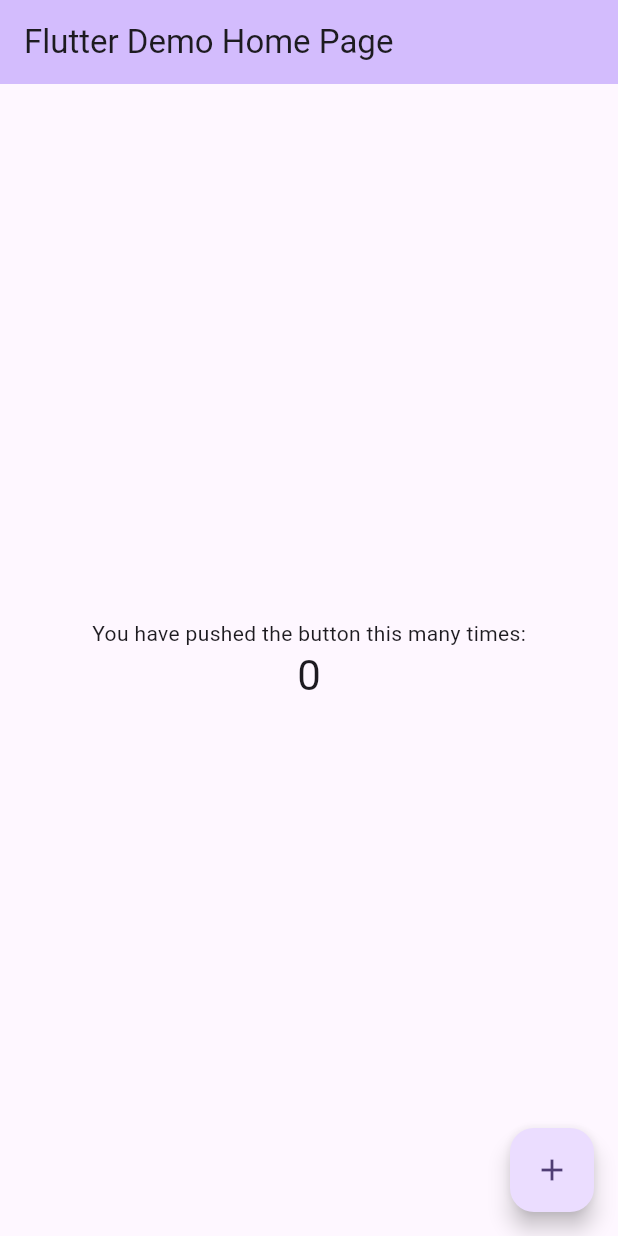
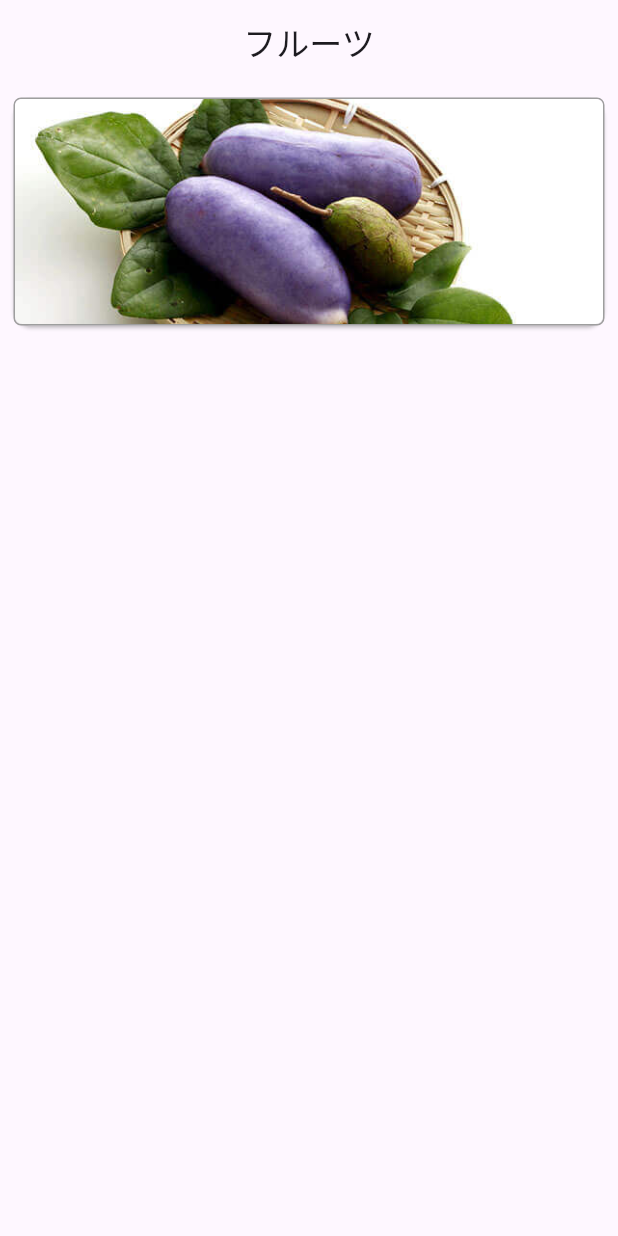
Before and after one commit to Ierllow/frufav, a Flutter app: the screen it shows after launch, on a phone screen of 412 x 824 dp. Run offline on Flutter 3.47's test engine with Material 3 defaults, Android fonts, the phone set to English and light mode, and no system bars; our stand-ins replace equatable, flutter_riverpod.

Commit message:
フルーツ一覧画面追加

```diff
--- a/lib/main.dart
+++ b/lib/main.dart
@@ -1,125 +1,22 @@
 import 'package:flutter/material.dart';
+import 'package:flutter_riverpod/flutter_riverpod.dart';
+import 'package:frufav/screen/fruits_list_screen.dart';
 
 void main() {
-  runApp(const MyApp());
+  runApp(const ProviderScope(child: _App()));
 }
 
-class MyApp extends StatelessWidget {
-  const MyApp({super.key});
+class _App extends StatelessWidget {
+  const _App();
 
-  // This widget is the root of your application.
   @override
   Widget build(BuildContext context) {
     return MaterialApp(
-      title: 'Flutter Demo',
+      title: 'frufav',
       theme: ThemeData(
-        // This is the theme of your application.
-        //
-        // TRY THIS: Try running your application with "flutter run". You'll see
-        // the application has a blue toolbar. Then, without quitting the app,
-        // try changing the seedColor in the colorScheme below to Colors.green
-        // and then invoke "hot reload" (save your changes or press the "hot
-        // reload" button in a Flutter-supported IDE, or press "r" if you used
-        // the command line to start the app).
-        //
-        // Notice that the counter didn't reset back to zero; the application
-        // state is not lost during the reload. To reset the state, use hot
-        // restart instead.
-        //
-        // This works for code too, not just values: Most code changes can be
-        // tested with just a hot reload.
-        colorScheme: ColorScheme.fromSeed(seedColor: Colors.deepPurple),
         useMaterial3: true,
       ),
-      home: const MyHomePage(title: 'Flutter Demo Home Page'),
+      home: const FruitsListScreen(),
     );
   }
 }
-
-class MyHomePage extends StatefulWidget {
-  const MyHomePage({super.key, required this.title});
-
-  // This widget is the home page of your application. It is stateful, meaning
-  // that it has a State object (defined below) that contains fields that affect
-  // how it looks.
-
-  // This class is the configuration for the state. It holds the values (in this
-  // case the title) provided by the parent (in this case the App widget) and
-  // used by the build method of the State. Fields in a Widget subclass are
-  // always marked "final".
-
-  final String title;
-
-  @override
-  State<MyHomePage> createState() => _MyHomePageState();
-}
-
-class _MyHomePageState extends State<MyHomePage> {
-  int _counter = 0;
-
-  void _incrementCounter() {
-    setState(() {
-      // This call to setState tells the Flutter framework that something has
-      // changed in this State, which causes it to rerun the build method below
-      // so that the display can reflect the updated values. If we changed
-      // _counter without calling setState(), then the build method would not be
-      // called again, and so nothing would appear to happen.
-      _counter++;
-    });
-  }
-
-  @override
-  Widget build(BuildContext context) {
-    // This method is rerun every time setState is called, for instance as done
-    // by the _incrementCounter method above.
-    //
-    // The Flutter framework has been optimized to make rerunning build methods
-    // fast, so that you can just rebuild anything that needs updating rather
-    // than having to individually change instances of widgets.
-    return Scaffold(
-      appBar: AppBar(
-        // TRY THIS: Try changing the color here to a specific color (to
-        // Colors.amber, perhaps?) and trigger a hot reload to see the AppBar
-        // change color while the other colors stay the same.
-        backgroundColor: Theme.of(context).colorScheme.inversePrimary,
-        // Here we take the value from the MyHomePage object that was created by
-        // the App.build method, and use it to set our appbar title.
-        title: Text(widget.title),
-      ),
-      body: Center(
-        // Center is a layout widget. It takes a single child and positions it
-        // in the middle of the parent.
-        child: Column(
-          // Column is also a layout widget. It takes a list of children and
-          // arranges them vertically. By default, it sizes itself to fit its
-          // children horizontally, and tries to be as tall as its parent.
-          //
-          // Column has various properties to control how it sizes itself and
-          // how it positions its children. Here we use mainAxisAlignment to
-          // center the children vertically; the main axis here is the vertical
-          // axis because Columns are vertical (the cross axis would be
-          // horizontal).
-          //
-          // TRY THIS: Invoke "debug painting" (choose the "Toggle Debug Paint"
-          // action in the IDE, or press "p" in the console), to see the
-          // wireframe for each widget.
-          mainAxisAlignment: MainAxisAlignment.center,
-          children: <Widget>[
-            const Text(
-              'You have pushed the button this many times:',
-            ),
-            Text(
-              '$_counter',
-              style: Theme.of(context).textTheme.headlineMedium,
-            ),
-          ],
-        ),
-      ),
-      floatingActionButton: FloatingActionButton(
-        onPressed: _incrementCounter,
-        tooltip: 'Increment',
-        child: const Icon(Icons.add),
-      ), // This trailing comma makes auto-formatting nicer for build methods.
-    );
-  }
-}
--- /dev/null
+++ b/lib/screen/fruits_list_screen.dart
@@ -0,0 +1,63 @@
+import 'package:flutter/material.dart';
+import 'package:flutter_riverpod/flutter_riverpod.dart';
+import 'package:frufav/riverpod/fruits_info_provider.dart';
+
+class FruitsListScreen extends ConsumerWidget {
+  const FruitsListScreen({super.key});
+
+  @override
+  Widget build(BuildContext context, WidgetRef ref) {
+    return Scaffold(
+      appBar: AppBar(
+        title: const Text('フルーツ'),
+        centerTitle: true,
+      ),
+      body: Center(
+        child: ListView.builder(
+          itemCount: ref.watch(fruitsListProvider).fruitsInfoList.length,
+          padding: const EdgeInsets.all(5),
+          itemBuilder: (_, index) {
+            return _FruitsListItem(
+              thumbnailUrl: ref
+                  .watch(fruitsListProvider)
+                  .fruitsInfoList
+                  .elementAt(index)
+                  .thumbnailUrl!,
+            );
+          },
+        ),
+      ),
+    );
+  }
+}
+
+class _FruitsListItem extends StatelessWidget {
+  const _FruitsListItem({required this.thumbnailUrl});
+
+  final String thumbnailUrl;
+
+  @override
+  Widget build(BuildContext context) {
+    return Card(
+      child: GestureDetector(
+        onTap: () {},
+        child: Container(
+          decoration: BoxDecoration(
+            border: Border.all(color: Colors.grey, width: 1),
+            borderRadius: BorderRadius.circular(5),
+          ),
+          child: Container(
+            height: 150,
+            decoration: BoxDecoration(
+              borderRadius: const BorderRadius.all(Radius.circular(5)),
+              image: DecorationImage(
+                fit: BoxFit.cover,
+                image: Image.asset(thumbnailUrl).image,
+              ),
+            ),
+          ),
+        ),
+      ),
+    );
+  }
+}
--- a/pubspec.yaml
+++ b/pubspec.yaml
@@ -35,6 +35,8 @@ dependencies:
   # The following adds the Cupertino Icons font to your application.
   # Use with the CupertinoIcons class for iOS style icons.
   cupertino_icons: ^1.0.2
+  flutter_riverpod: ^2.4.10
+  equatable: ^2.0.5
 
 dev_dependencies:
   flutter_test:
@@ -59,7 +61,9 @@ flutter:
   uses-material-design: true
 
   # To add assets to your application, add an assets section, like this:
-  # assets:
+  assets:
+    - assets/thumbnail/
+    - assets/data/
   #   - images/a_dot_burr.jpeg
   #   - images/a_dot_ham.jpeg
 
```
Also changed, not shown: assets/data/data.json (added, +10 -0 lines), lib/model/fruits_info.dart (added, +34 -0 lines), lib/riverpod/fruits_info_provider.dart (added, +41 -0 lines), assets/thumbnail/akebi.png (added), pubspec.lock, 1 other file.
